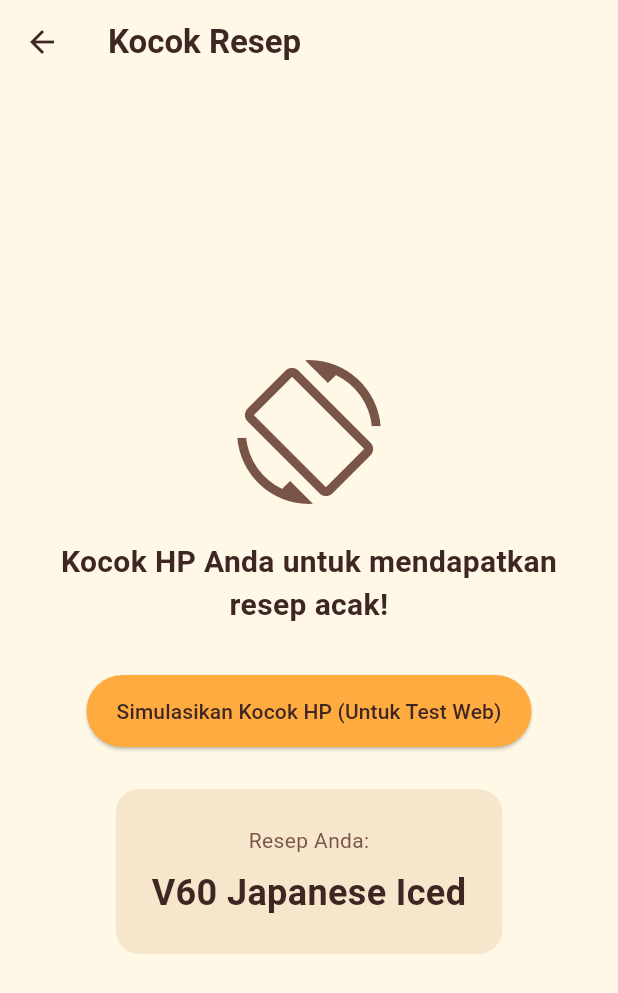
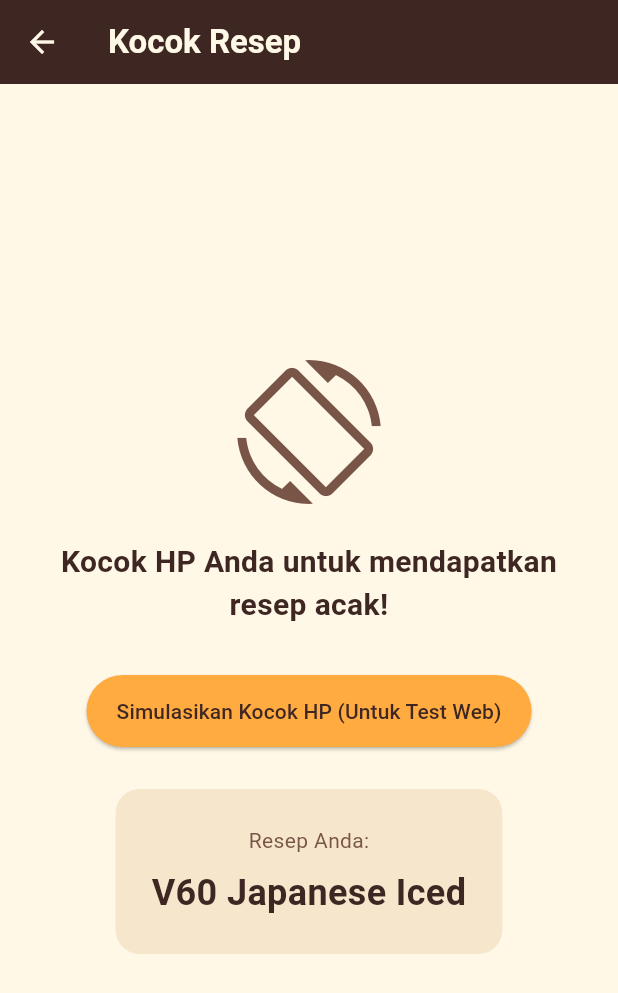
Before and after one commit to Dean897/brewmaster-hub, a Flutter app: the GachaScreen screen opened directly, after a tap on "Simulasikan Kocok HP (Untuk Test Web)", on a phone screen of 412 x 824 dp. Shown: the top 993 px of the screen. Run offline on Flutter 3.47's test engine with Material 3 defaults, Android fonts, the light colour scheme and no system bars; our stand-ins replace flutter_dotenv, flutter_local_notifications, flutter_map, flutter_secure_storage, flutter_timezone, geolocator and 8 more; missing offline and left inert: flutter_map_marker_popup, flutter_ringtone_player, webfeed_plus; accounts and stored records are empty.

Commit message:
feat: implement coffeeAppBar across multiple screens for consistent UI

```diff
--- /dev/null
+++ b/lib/core/widgets/coffee_app_bar.dart
@@ -0,0 +1,14 @@
+import 'package:flutter/material.dart';
+
+import '../theme/app_colors.dart';
+
+AppBar coffeeAppBar({required String title, List<Widget> actions = const []}) {
+  return AppBar(
+    title: Text(title, style: const TextStyle(fontWeight: FontWeight.bold)),
+    backgroundColor: AppColors.darkCoffee,
+    foregroundColor: AppColors.ivoryWhite,
+    surfaceTintColor: Colors.transparent,
+    elevation: 0,
+    actions: actions,
+  );
+}
--- a/lib/features/minigames/screens/gacha_screen.dart
+++ b/lib/features/minigames/screens/gacha_screen.dart
@@ -5,6 +5,7 @@ import 'package:flutter/material.dart';
 import 'package:sensors_plus/sensors_plus.dart';
 
 import '../../../core/theme/app_colors.dart';
+import '../../../core/widgets/coffee_app_bar.dart';
 
 class GachaScreen extends StatefulWidget {
   const GachaScreen({super.key});
@@ -13,7 +14,8 @@ class GachaScreen extends StatefulWidget {
   State<GachaScreen> createState() => _GachaScreenState();
 }
 
-class _GachaScreenState extends State<GachaScreen> {
+class _GachaScreenState extends State<GachaScreen>
+    with SingleTickerProviderStateMixin {
   static const _shakeThreshold = 15.0;
   static const _shakeDebounceDuration = Duration(seconds: 1);
 
@@ -27,12 +29,17 @@ class _GachaScreenState extends State<GachaScreen> {
 
   StreamSubscription<AccelerometerEvent>? _accelerometerSubscription;
   Timer? _shakeDebounceTimer;
+  late final AnimationController _particleController;
   String? _selectedRecipe;
   bool _isShaking = false;
 
   @override
   void initState() {
     super.initState();
+    _particleController = AnimationController(
+      vsync: this,
+      duration: const Duration(milliseconds: 1100),
+    );
     _listenToAccelerometer();
   }
 
@@ -57,23 +64,21 @@ class _GachaScreenState extends State<GachaScreen> {
     setState(() {
       _selectedRecipe = _recipes[_random.nextInt(_recipes.length)];
     });
+    _particleController.forward(from: 0);
   }
 
   @override
   void dispose() {
     _accelerometerSubscription?.cancel();
     _shakeDebounceTimer?.cancel();
+    _particleController.dispose();
     super.dispose();
   }
 
   @override
   Widget build(BuildContext context) {
     return Scaffold(
-      appBar: AppBar(
-        title: const Text('Kocok Resep'),
-        backgroundColor: AppColors.ivoryWhite,
-        foregroundColor: AppColors.darkCoffee,
-      ),
+      appBar: coffeeAppBar(title: 'Kocok Resep'),
       backgroundColor: AppColors.ivoryWhite,
       body: Center(
         child: Padding(
@@ -113,18 +118,18 @@ class _GachaScreenState extends State<GachaScreen> {
               AnimatedSwitcher(
                 duration: const Duration(milliseconds: 400),
                 child: _selectedRecipe == null
-                    ? const SizedBox(
-                        key: ValueKey('empty-recipe'),
-                        height: 120,
-                      )
+                    ? const SizedBox(key: ValueKey('empty-recipe'), height: 120)
                     : Card(
                         key: ValueKey(_selectedRecipe),
                         color: AppColors.lightCream,
                         elevation: 0,
+                        clipBehavior: Clip.antiAlias,
                         shape: RoundedRectangleBorder(
                           borderRadius: BorderRadius.circular(16),
                         ),
-                        child: Padding(
+                        child: Stack(
+                          children: [
+                            Padding(
                               padding: const EdgeInsets.all(24),
                               child: Column(
                                 children: [
@@ -147,6 +152,20 @@ class _GachaScreenState extends State<GachaScreen> {
                                 ],
                               ),
                             ),
+                            Positioned.fill(
+                              child: IgnorePointer(
+                                child: AnimatedBuilder(
+                                  animation: _particleController,
+                                  builder: (context, child) => CustomPaint(
+                                    painter: _SurpriseParticlePainter(
+                                      progress: _particleController.value,
+                                    ),
+                                  ),
+                                ),
+                              ),
+                            ),
+                          ],
+                        ),
                       ),
               ),
             ],
@@ -156,3 +175,65 @@ class _GachaScreenState extends State<GachaScreen> {
     );
   }
 }
+
+class _SurpriseParticlePainter extends CustomPainter {
+  const _SurpriseParticlePainter({required this.progress});
+
+  final double progress;
+
+  static const _colors = [
+    AppColors.darkCoffee,
+    AppColors.mediumCoffee,
+    AppColors.ivoryWhite,
+    Color(0xFFD6A85F),
+  ];
+
+  @override
+  void paint(Canvas canvas, Size size) {
+    if (progress >= 1) {
+      return;
+    }
+
+    final center = Offset(size.width / 2, size.height / 2);
+    final fade = (1 - progress).clamp(0.0, 1.0);
+    final paint = Paint()..style = PaintingStyle.fill;
+
+    for (var index = 0; index < 24; index++) {
+      final angle = (index * 2.399) + (index.isEven ? 0.2 : -0.2);
+      final distance = 12 + (progress * (36 + (index % 5) * 9));
+      final drift = ((index % 3) - 1) * progress * 10;
+      final position = Offset(
+        center.dx + cos(angle) * distance + drift,
+        center.dy + sin(angle) * distance + progress * progress * 18,
+      );
+      final radius = (2 + (index % 3) * 1.2) * fade;
+      paint.color = _colors[index % _colors.length].withValues(
+        alpha: fade * 0.95,
+      );
+
+      if (index.isEven) {
+        canvas.drawCircle(position, radius, paint);
+      } else {
+        final rect = Rect.fromCenter(
+          center: position,
+          width: radius * 1.4,
+          height: radius * 2.8,
+        );
+        canvas.save();
+        canvas.translate(position.dx, position.dy);
+        canvas.rotate(angle);
+        canvas.translate(-position.dx, -position.dy);
+        canvas.drawRRect(
+          RRect.fromRectAndRadius(rect, Radius.circular(radius)),
+          paint,
+        );
+        canvas.restore();
+      }
+    }
+  }
+
+  @override
+  bool shouldRepaint(_SurpriseParticlePainter oldDelegate) {
+    return oldDelegate.progress != progress;
+  }
+}
```
Also changed, not shown: lib/features/ai_assistant/screens/ai_chat_tab.dart (+17 -4 lines), lib/features/home/screens/add_recipe_screen.dart (+5 -8 lines), lib/features/home/screens/map_screen.dart (+2 -5 lines), lib/features/home/screens/recipe_book_screen.dart (+3 -4 lines), lib/features/home/screens/recipe_detail_screen.dart (+3 -9 lines), lib/features/home/screens/timer_screen.dart (+2 -9 lines), lib/features/minigames/screens/pour_over_screen.dart (+5 -7 lines), lib/features/minigames/screens/tebak_kopi_screen.dart (+2 -9 lines), lib/features/news/screens/news_tab.dart (+2 -5 lines). Lines whose indentation alone changed are shown as unchanged.
